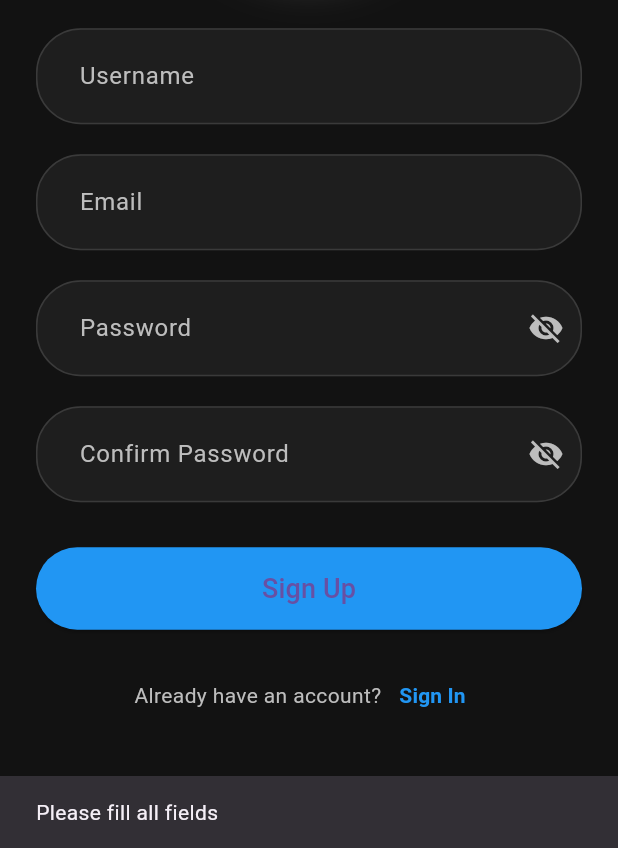
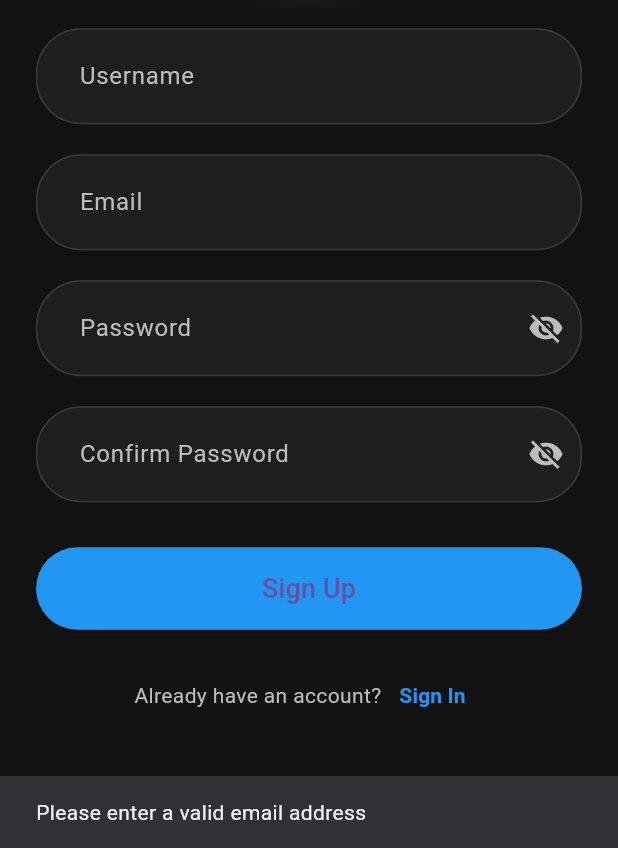
Before and after one commit to armingh1384/front_ap, a Flutter app: the screen it shows after launch, after a tap on "Sign Up", on a phone screen of 412 x 824 dp, the part 388-1236 px from its top. Run offline on Flutter 3.47's test engine with Material 3 defaults, Android fonts, the phone set to English and light mode, and no system bars.

Commit message:
تکمیل فرانت فاز 2

```diff
--- a/lib/sign_in_screen.dart
+++ b/lib/sign_in_screen.dart
@@ -35,7 +35,7 @@ class _SignInScreenState extends State<SignInScreen> {
     try {
       final request = {
         'requestType': 'Authorization',
-        'action': 'signin',
+        'action': 'login',
         'data': {
           'username': _usernameController.text,
           'password': _passwordController.text,
--- a/lib/sign_up_screen.dart
+++ b/lib/sign_up_screen.dart
@@ -120,6 +120,13 @@ class _SignUpScreenState extends State<SignUpScreen> {
                     final email = _emailController.text.trim();
                     final password = _passwordController.text;
                     final confirmPassword = _confirmController.text;
+                    if (!isValidEmail(email)) {
+                      ScaffoldMessenger.of(context).showSnackBar(
+                        SnackBar(content: Text('Please enter a valid email address')),
+                      );
+                      return;
+                    }
+
 
                     if (username.isEmpty || email.isEmpty || password.isEmpty || confirmPassword.isEmpty) {
                       ScaffoldMessenger.of(context).showSnackBar(
@@ -137,6 +144,7 @@ class _SignUpScreenState extends State<SignUpScreen> {
                   },
                   child: Text(
                     'Sign Up',
+
                     style: TextStyle(fontSize: 18),
                   ),
                   style: ElevatedButton.styleFrom(
@@ -247,6 +255,10 @@ class _SignUpScreenState extends State<SignUpScreen> {
     );
   }
 }
+bool isValidEmail(String email) {
+  final emailRegex = RegExp(r'^[\w-\.]+@([\w-]+\.)+[\w-]{2,4}$');
+  return emailRegex.hasMatch(email);
+}
 
 class FadePageRoute<T> extends PageRouteBuilder<T> {
   final Widget page;
```
